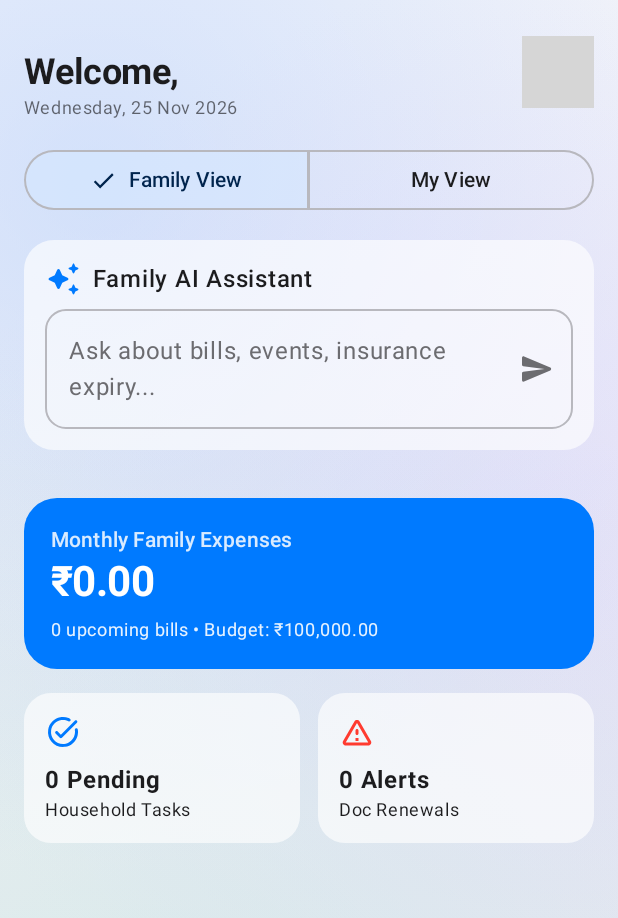
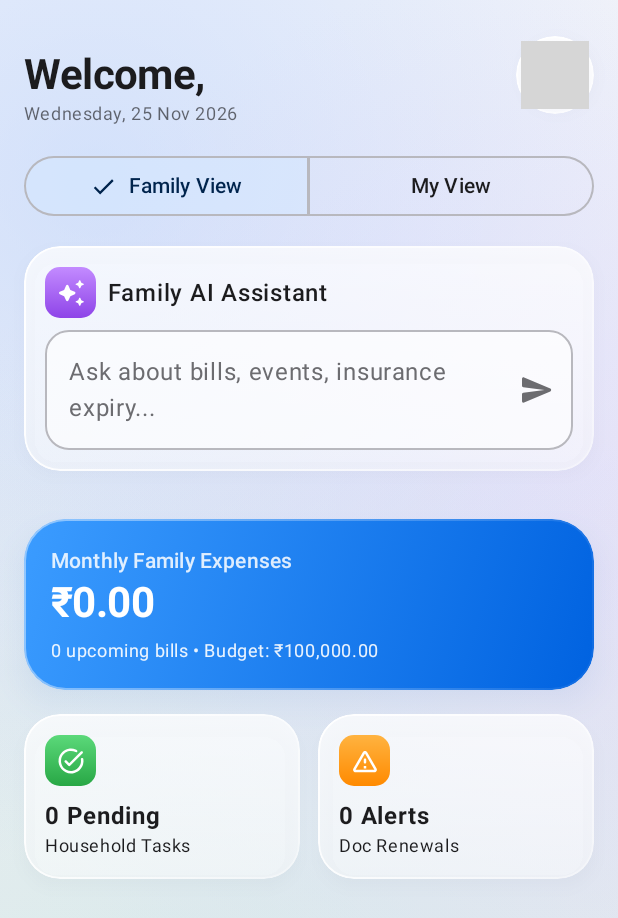
Before and after one commit to jeetsisotia/family-hub, an Android app built with Jetpack Compose: the composable HomeDashboardScreen called with empty values, on a phone screen of 412 x 824 dp. Shown: the top 918 px of the screen. Run offline under Robolectric (Android 15) with nearby library versions, the phone set to English and light mode, and no system bars; our stand-ins replace Firebase (no records; nobody signed in at launch, a user with empty details on screens opened directly); grey boxes are pictures that could not be loaded.

Commit message:
Refactor HomeDashboardScreen with new themes and styles

```diff
--- a/app/src/main/java/com/familyhub/app/ui/screens/HomeDashboardScreen.kt
+++ b/app/src/main/java/com/familyhub/app/ui/screens/HomeDashboardScreen.kt
@@ -17,6 +17,14 @@ import androidx.compose.ui.text.font.FontWeight
 import androidx.compose.ui.unit.dp
 import coil.compose.AsyncImage
 import com.familyhub.app.core.ai.FamilyAiAssistant
+import com.familyhub.app.core.theme.AccentCard
+import com.familyhub.app.core.theme.GlassCard
+import com.familyhub.app.core.theme.glass
+import com.familyhub.app.core.theme.riseIn
+import com.familyhub.app.core.theme.tileBrush
+import androidx.compose.foundation.background
+import androidx.compose.ui.graphics.Color
+import androidx.compose.ui.graphics.vector.ImageVector
 import com.familyhub.app.data.model.*
 import java.text.NumberFormat
 import java.text.SimpleDateFormat
@@ -58,7 +66,7 @@ fun HomeDashboardScreen(
     ) {
         item {
             Row(
-                modifier = Modifier.fillMaxWidth(),
+                modifier = Modifier.fillMaxWidth().riseIn(0),
                 horizontalArrangement = Arrangement.SpaceBetween,
                 verticalAlignment = Alignment.CenterVertically
             ) {
@@ -71,7 +79,7 @@ fun HomeDashboardScreen(
                     )
                     Text(
                         text = "Welcome, ${currentUser.name.substringBefore(" ")}",
-                        style = MaterialTheme.typography.headlineSmall.copy(fontWeight = FontWeight.Bold)
+                        style = MaterialTheme.typography.headlineMedium
                     )
                     Text(
                         text = todayLabel,
@@ -82,13 +90,13 @@ fun HomeDashboardScreen(
                 AsyncImage(
                     model = currentUser.photoUrl,
                     contentDescription = "Profile",
-                    modifier = Modifier.size(48.dp).clip(CircleShape)
+                    modifier = Modifier.size(52.dp).glass(CircleShape, strong = true).padding(3.dp).clip(CircleShape)
                 )
             }
         }
 
         item {
-            SingleChoiceSegmentedButtonRow(modifier = Modifier.fillMaxWidth()) {
+            SingleChoiceSegmentedButtonRow(modifier = Modifier.fillMaxWidth().riseIn(1)) {
                 SegmentedButton(
                     selected = familyWideView,
                     onClick = { familyWideView = true },
@@ -103,13 +111,13 @@ fun HomeDashboardScreen(
         }
 
         item {
-            Card(
-                shape = RoundedCornerShape(20.dp),
-                colors = CardDefaults.cardColors(containerColor = MaterialTheme.colorScheme.surface)
+            GlassCard(
+                shape = RoundedCornerShape(24.dp),
+                modifier = Modifier.riseIn(3)
             ) {
                 Column(modifier = Modifier.padding(14.dp)) {
                     Row(verticalAlignment = Alignment.CenterVertically) {
-                        Icon(Icons.Rounded.AutoAwesome, contentDescription = null, tint = MaterialTheme.colorScheme.primary)
+                        IconTile(Icons.Rounded.AutoAwesome, 4)
                         Spacer(modifier = Modifier.width(8.dp))
                         Text("Family AI Assistant", fontWeight = FontWeight.SemiBold)
                     }
@@ -129,7 +137,11 @@ fun HomeDashboardScreen(
                                 Icon(Icons.Rounded.Send, contentDescription = "Ask")
                             }
                         },
-                        shape = RoundedCornerShape(14.dp),
+                        shape = RoundedCornerShape(16.dp),
+                        colors = OutlinedTextFieldDefaults.colors(
+                            focusedContainerColor = MaterialTheme.colorScheme.surface,
+                            unfocusedContainerColor = MaterialTheme.colorScheme.surface
+                        ),
                         singleLine = true,
                         modifier = Modifier.fillMaxWidth()
                     )
@@ -142,13 +154,13 @@ fun HomeDashboardScreen(
         }
 
         item {
-            LazyRow(horizontalArrangement = Arrangement.spacedBy(12.dp)) {
+            LazyRow(horizontalArrangement = Arrangement.spacedBy(12.dp), modifier = Modifier.riseIn(4)) {
                 items(members.filter { it.status == "ACTIVE" }) { member ->
                     Column(horizontalAlignment = Alignment.CenterHorizontally) {
                         AsyncImage(
                             model = member.photoUrl,
                             contentDescription = member.name,
-                            modifier = Modifier.size(52.dp).clip(CircleShape)
+                            modifier = Modifier.size(56.dp).glass(CircleShape, strong = true).padding(3.dp).clip(CircleShape)
                         )
                         Spacer(modifier = Modifier.height(4.dp))
                         Text(member.name.substringBefore(" "), style = MaterialTheme.typography.labelMedium)
@@ -159,10 +171,10 @@ fun HomeDashboardScreen(
         }
 
         item {
-            Card(
+            AccentCard(
                 onClick = { onQuickNavigate("finance") },
-                shape = RoundedCornerShape(22.dp),
-                colors = CardDefaults.cardColors(containerColor = MaterialTheme.colorScheme.primary)
+                shape = RoundedCornerShape(28.dp),
+                modifier = Modifier.riseIn(2)
             ) {
                 Column(modifier = Modifier.fillMaxWidth().padding(18.dp)) {
                     Text(
@@ -186,26 +198,26 @@ fun HomeDashboardScreen(
         }
 
         item {
-            Row(horizontalArrangement = Arrangement.spacedBy(12.dp), modifier = Modifier.fillMaxWidth()) {
-                Card(
+            Row(horizontalArrangement = Arrangement.spacedBy(12.dp), modifier = Modifier.fillMaxWidth().riseIn(5)) {
+                GlassCard(
                     onClick = { onQuickNavigate("household") },
-                    shape = RoundedCornerShape(18.dp),
+                    shape = RoundedCornerShape(24.dp),
                     modifier = Modifier.weight(1f)
                 ) {
                     Column(modifier = Modifier.padding(14.dp)) {
-                        Icon(Icons.Rounded.TaskAlt, contentDescription = null, tint = MaterialTheme.colorScheme.primary)
+                        IconTile(Icons.Rounded.TaskAlt, 1)
                         Spacer(modifier = Modifier.height(8.dp))
                         Text("${pendingTasks.size} Pending", fontWeight = FontWeight.Bold)
                         Text("Household Tasks", style = MaterialTheme.typography.bodySmall)
                     }
                 }
-                Card(
+                GlassCard(
                     onClick = { onQuickNavigate("documents") },
-                    shape = RoundedCornerShape(18.dp),
+                    shape = RoundedCornerShape(24.dp),
                     modifier = Modifier.weight(1f)
                 ) {
                     Column(modifier = Modifier.padding(14.dp)) {
-                        Icon(Icons.Rounded.WarningAmber, contentDescription = null, tint = MaterialTheme.colorScheme.error)
+                        IconTile(Icons.Rounded.WarningAmber, 2)
                         Spacer(modifier = Modifier.height(8.dp))
                         Text("${expiringDocs.size} Alerts", fontWeight = FontWeight.Bold)
                         Text("Doc Renewals", style = MaterialTheme.typography.bodySmall)
@@ -215,3 +227,17 @@ fun HomeDashboardScreen(
         }
     }
 }
+
+/** A small rounded colour tile with a white icon, like the icons in the iPhone Settings app. */
+@Composable
+private fun IconTile(icon: ImageVector, colorIndex: Int) {
+    Box(
+        modifier = Modifier
+            .size(34.dp)
+            .clip(RoundedCornerShape(10.dp))
+            .background(tileBrush(colorIndex)),
+        contentAlignment = Alignment.Center
+    ) {
+        Icon(icon, contentDescription = null, tint = Color.White, modifier = Modifier.size(20.dp))
+    }
+}
```
